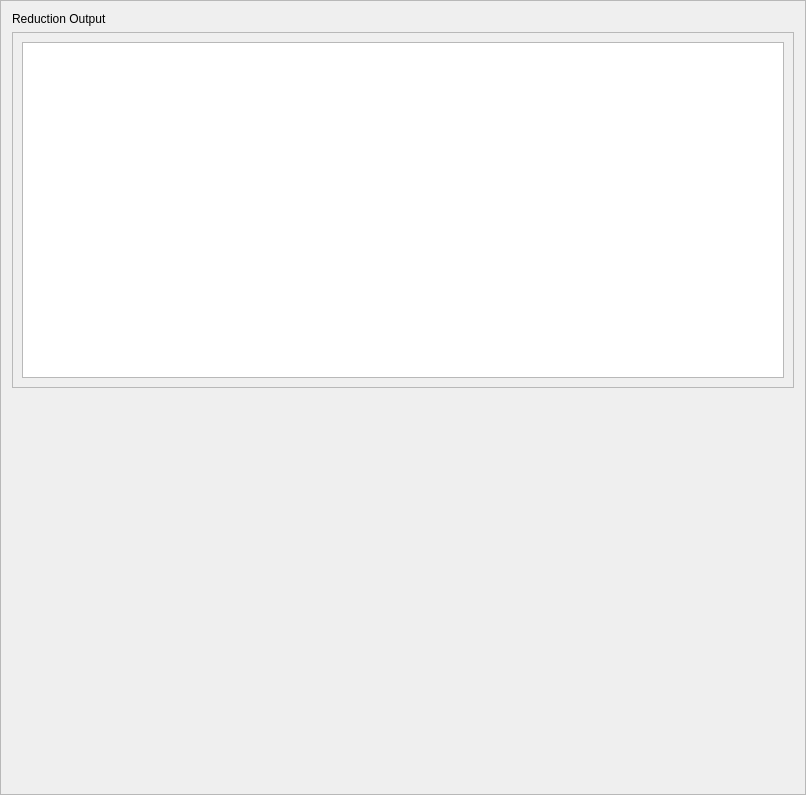
This is Code/Mantid/scripts/Interface/ui/hfir_output.ui in mantidproject/mantid as Qt 5 draws it before an edit. The edited form follows.
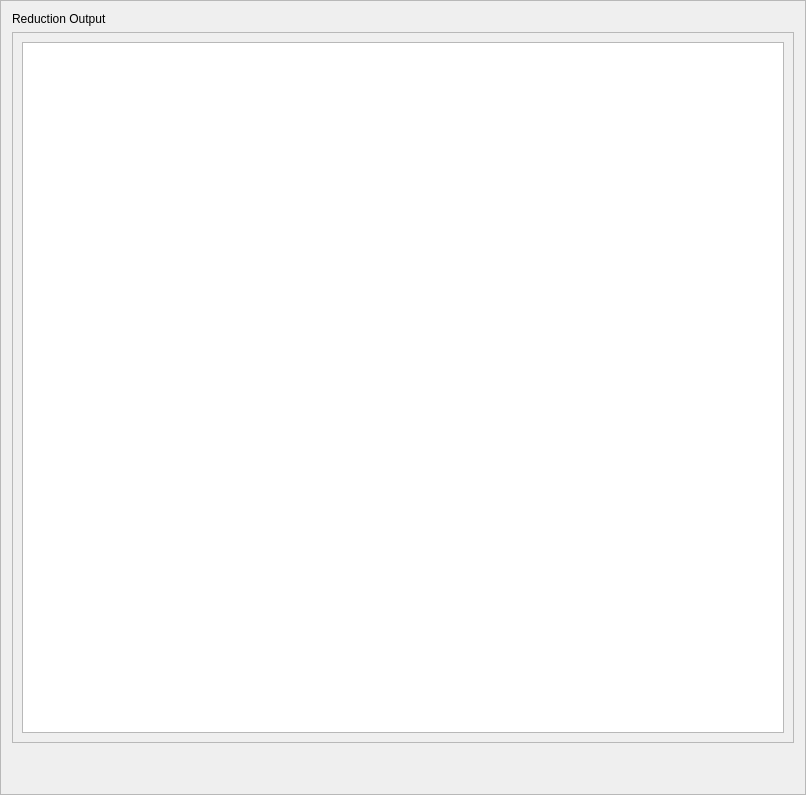
This is the edited form.

Diff of the .ui file:
```diff
--- a/Code/Mantid/scripts/Interface/ui/hfir_output.ui
+++ b/Code/Mantid/scripts/Interface/ui/hfir_output.ui
@@ -38,7 +38,7 @@
         <x>0</x>
         <y>0</y>
         <width>784</width>
-        <height>348</height>
+        <height>704</height>
        </rect>
       </property>
       <layout class="QVBoxLayout" name="verticalLayout_2">
@@ -65,19 +65,6 @@
      </property>
     </layout>
    </item>
-   <item>
-    <spacer name="verticalSpacer">
-     <property name="orientation">
-      <enum>Qt::Vertical</enum>
-     </property>
-     <property name="sizeHint" stdset="0">
-      <size>
-       <width>20</width>
-       <height>40</height>
-      </size>
-     </property>
-    </spacer>
-   </item>
   </layout>
  </widget>
  <resources/>
```
